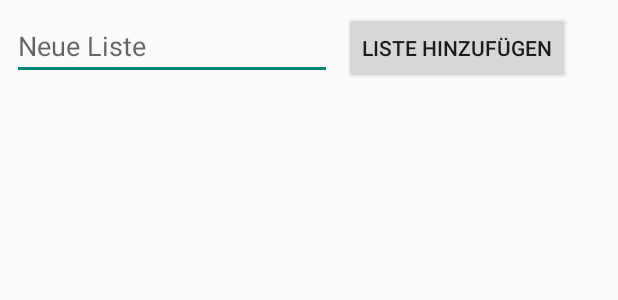
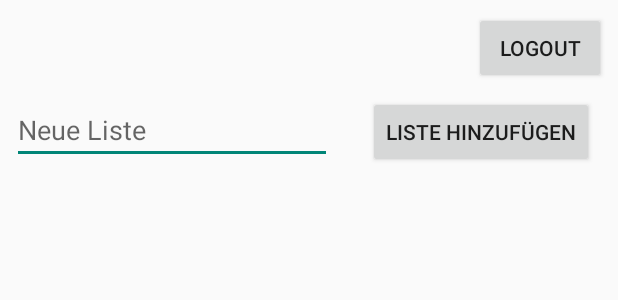
Before and after one commit to franzisgithub/Einkaufsliste-App, an Android app: the layout activity_gruppenauswahl.xml on its own in the app's theme, with its tools: preview values and no code run, on a phone screen of 412 x 824 dp. Shown: the top 300 px of the screen. Run offline under Robolectric (Android 15) with nearby library versions, the phone set to English and light mode, and no system bars.

Commit message:
logout button, progresssbar

```diff
--- a/app/src/main/res/layout/activity_gruppenauswahl.xml
+++ b/app/src/main/res/layout/activity_gruppenauswahl.xml
@@ -28,12 +28,12 @@
         android:id="@+id/btnNeueListe"
         android:layout_width="wrap_content"
         android:layout_height="wrap_content"
-        android:layout_marginStart="8dp"
+        android:layout_marginStart="24dp"
         android:layout_marginTop="8dp"
         android:onClick="NeueListeButton"
         android:text="Liste hinzufügen"
         app:layout_constraintStart_toEndOf="@+id/eTNeueListe"
-        app:layout_constraintTop_toTopOf="parent" />
+        app:layout_constraintTop_toBottomOf="@+id/btnLogOut" />
 
     <ListView
         android:id="@+id/groupList"
@@ -57,6 +57,27 @@
         android:hint="Neue Liste"
         android:inputType="textPersonName"
         app:layout_constraintStart_toStartOf="parent"
+        app:layout_constraintTop_toBottomOf="@+id/btnLogOut" />
+
+    <TextView
+        android:id="@+id/tvEmail"
+        android:layout_width="wrap_content"
+        android:layout_height="wrap_content"
+        android:layout_marginStart="8dp"
+        android:layout_marginTop="8dp"
+        android:textSize="25sp"
+        app:layout_constraintStart_toStartOf="parent"
+        app:layout_constraintTop_toTopOf="parent" />
+
+    <Button
+        android:id="@+id/btnLogOut"
+        android:layout_width="wrap_content"
+        android:layout_height="wrap_content"
+        android:layout_marginTop="8dp"
+        android:layout_marginEnd="8dp"
+        android:onClick="logout"
+        android:text="Logout"
+        app:layout_constraintEnd_toEndOf="parent"
         app:layout_constraintTop_toTopOf="parent" />
 
 
```
Also changed, not shown: app/src/main/java/com/example/werkws18_21/einkaufsliste/GruppenManager.java (+48 -46 lines), app/src/main/java/com/example/werkws18_21/einkaufsliste/Gruppenauswahl.java (+40 -0 lines).
